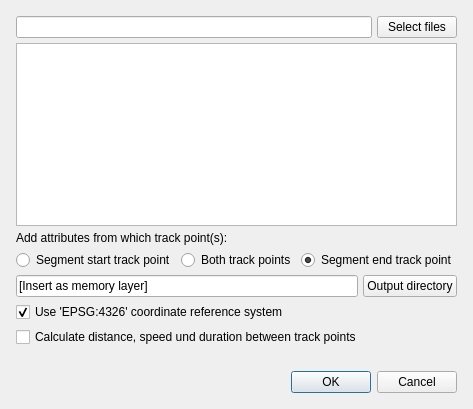
Old version of the form gpx_segment_importer_dialog_base.ui in the repository SGroe/gpx-segment-importer.
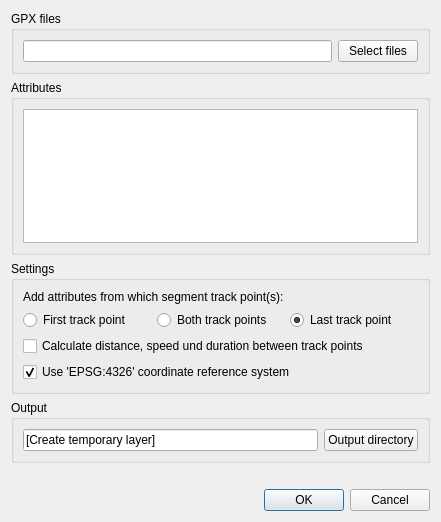
New version of the form.

```diff
--- a/gpx_segment_importer_dialog_base.ui
+++ b/gpx_segment_importer_dialog_base.ui
@@ -6,8 +6,8 @@
    <rect>
     <x>0</x>
     <y>0</y>
-    <width>431</width>
-    <height>409</height>
+    <width>441</width>
+    <height>522</height>
    </rect>
   </property>
   <property name="windowTitle">
@@ -15,16 +15,11 @@
   </property>
   <layout class="QVBoxLayout" name="verticalLayout_2">
    <item>
-    <layout class="QVBoxLayout" name="verticalLayout" stretch="0,0,0,0,0,0,0,0,0">
-     <property name="spacing">
-      <number>5</number>
+    <widget class="QGroupBox" name="groupBox">
+     <property name="title">
+      <string>GPX files</string>
      </property>
-     <property name="sizeConstraint">
-      <enum>QLayout::SetDefaultConstraint</enum>
-     </property>
-     <property name="margin">
-      <number>5</number>
-     </property>
+     <layout class="QVBoxLayout" name="verticalLayout_3">
      <item>
       <layout class="QHBoxLayout" name="horizontalLayout">
        <item>
@@ -46,13 +41,31 @@
        </item>
       </layout>
      </item>
+     </layout>
+    </widget>
+   </item>
+   <item>
+    <widget class="QGroupBox" name="groupBox_2">
+     <property name="title">
+      <string>Attributes</string>
+     </property>
+     <layout class="QVBoxLayout" name="verticalLayout_4">
      <item>
       <widget class="QTableView" name="tableAttributes"/>
      </item>
+     </layout>
+    </widget>
+   </item>
+   <item>
+    <widget class="QGroupBox" name="groupBox_3">
+     <property name="title">
+      <string>Settings</string>
+     </property>
+     <layout class="QVBoxLayout" name="verticalLayout_5">
      <item>
       <widget class="QLabel" name="label">
        <property name="text">
-        <string>Add attributes from which track point(s):</string>
+         <string>Add attributes from which segment track point(s):</string>
        </property>
       </widget>
      </item>
@@ -61,7 +74,7 @@
        <item>
         <widget class="QRadioButton" name="radioButtonFirst">
          <property name="text">
-          <string>Segment start track point</string>
+           <string>First track point</string>
          </property>
         </widget>
        </item>
@@ -78,7 +91,7 @@
        <item>
         <widget class="QRadioButton" name="radioButtonLast">
          <property name="text">
-          <string>Segment end track point</string>
+           <string>Last track point</string>
          </property>
          <property name="checked">
           <bool>true</bool>
@@ -87,6 +100,35 @@
        </item>
       </layout>
      </item>
+      <item>
+       <widget class="QCheckBox" name="chkCalculateMotionAttributes">
+        <property name="text">
+         <string>Calculate distance, speed und duration between track points</string>
+        </property>
+       </widget>
+      </item>
+      <item>
+       <widget class="QCheckBox" name="chkUseWgs84">
+        <property name="text">
+         <string>Use 'EPSG:4326' coordinate reference system</string>
+        </property>
+        <property name="checked">
+         <bool>true</bool>
+        </property>
+        <property name="tristate">
+         <bool>false</bool>
+        </property>
+       </widget>
+      </item>
+     </layout>
+    </widget>
+   </item>
+   <item>
+    <widget class="QGroupBox" name="groupBox_4">
+     <property name="title">
+      <string>Output</string>
+     </property>
+     <layout class="QVBoxLayout" name="Output">
      <item>
       <layout class="QHBoxLayout" name="horizontalLayout_2">
        <item>
@@ -95,7 +137,7 @@
           <bool>true</bool>
          </property>
          <property name="text">
-          <string>[Insert as memory layer]</string>
+           <string>[Create temporary layer]</string>
          </property>
          <property name="readOnly">
           <bool>true</bool>
@@ -111,24 +153,7 @@
        </item>
       </layout>
      </item>
-     <item>
-      <widget class="QCheckBox" name="chkUseWgs84">
-       <property name="text">
-        <string>Use 'EPSG:4326' coordinate reference system</string>
-       </property>
-       <property name="checked">
-        <bool>true</bool>
-       </property>
-       <property name="tristate">
-        <bool>false</bool>
-       </property>
-      </widget>
-     </item>
-     <item>
-      <widget class="QCheckBox" name="chkCalculateSpeed">
-       <property name="text">
-        <string>Calculate distance, speed und duration between track points</string>
-       </property>
+     </layout>
       </widget>
      </item>
      <item>
@@ -156,8 +181,6 @@
         <set>QDialogButtonBox::Cancel|QDialogButtonBox::Ok</set>
        </property>
       </widget>
-     </item>
-    </layout>
    </item>
   </layout>
  </widget>
```
Lines whose indentation alone changed are shown as unchanged.
